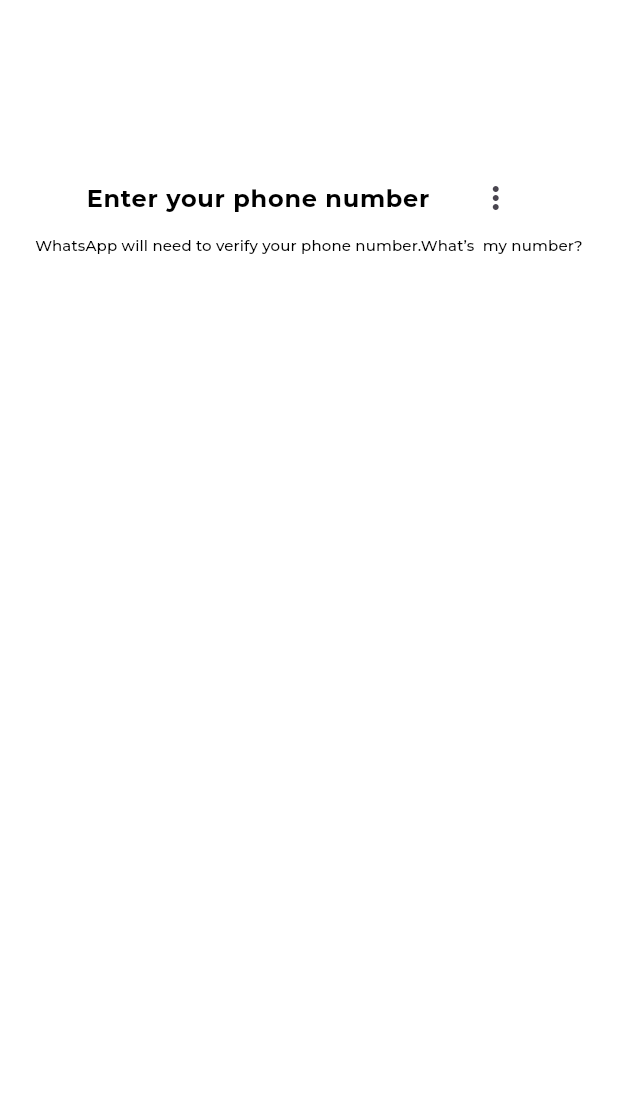
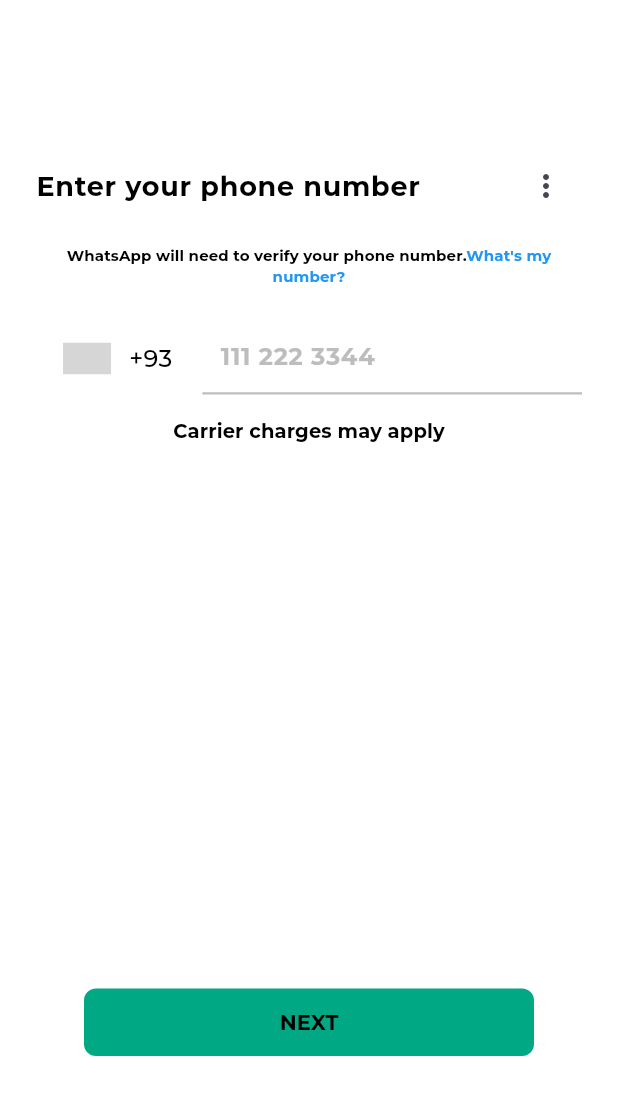
Before and after one commit to waqas1343/whatsapp-ui, a Flutter app: the screen it shows after launch, on a phone screen of 412 x 824 dp. Shown: the top 1095 px of the screen. Run offline on Flutter 3.47's test engine with Material 3 defaults, Android fonts, the light colour scheme and no system bars; drawn by our look-alikes of intl_phone_number_input; our stand-ins replace sizer; grey boxes are pictures that could not be loaded.

Commit message:
phone number

```diff
--- a/lib/core/utils/text_theme/text_theme.dart
+++ b/lib/core/utils/text_theme/text_theme.dart
@@ -52,7 +52,7 @@
         ),
         titleSmall: const TextStyle(
           fontSize: 10.0,
-          fontWeight: FontWeight.w500,
+          fontWeight: FontWeight.w600,
           color: AppColors.blackTextClr,
         ),
 
--- a/lib/screens/auth/phone_number_screen/phone_number_screen.dart
+++ b/lib/screens/auth/phone_number_screen/phone_number_screen.dart
@@ -1,6 +1,8 @@
 import 'package:flutter/material.dart';
+import 'package:intl_phone_number_input/intl_phone_number_input.dart';
 import 'package:medichat/core/constant/custom_text/custom_text.dart';
 import 'package:medichat/core/utils/color_utils/app_colors.dart';
+import 'package:medichat/core/utils/custom_button/custom_button.dart';
 
 class PhoneNumberScreen extends StatelessWidget {
   const PhoneNumberScreen({super.key});
@@ -12,24 +14,34 @@
     return Scaffold(
       body: SafeArea(
         child: Padding(
-          padding: const EdgeInsets.all(8.0),
+          padding: const EdgeInsets.symmetric(horizontal: 24.0),
           child: Column(
+            crossAxisAlignment: CrossAxisAlignment.center,
             children: [
               SizedBox(height: 100),
+
               Row(
-                mainAxisAlignment: MainAxisAlignment.center,
-                crossAxisAlignment: CrossAxisAlignment.center,
+                mainAxisAlignment: MainAxisAlignment.spaceBetween,
                 children: [
                   CustomText(
                     text: 'Enter your phone number',
-                    style: apptextTheme.bodyLarge,
+                    style: apptextTheme.bodyLarge?.copyWith(
+                      fontSize: 18,
+                      fontWeight: FontWeight.w600,
                     ),
-                  SizedBox(width: 20),
-                  IconButton(onPressed: () {}, icon: Icon(Icons.more_vert)),
+                  ),
+                  IconButton(
+                    onPressed: () {},
+                    icon: const Icon(Icons.more_vert),
+                  ),
                 ],
               ),
-              RichText(
-                selectionColor: AppColors.blackTextClr,
+
+              SizedBox(height: 15),
+
+              Padding(
+                padding: const EdgeInsets.symmetric(horizontal: 12.0),
+                child: RichText(
                   textAlign: TextAlign.center,
                   text: TextSpan(
                     style: TextStyle(color: AppColors.blackTextClr),
@@ -39,13 +51,81 @@
                         style: apptextTheme.titleSmall,
                       ),
                       TextSpan(
-                      text: "What’s  my number?",
+                        text: "What's my number?",
                         style: apptextTheme.titleSmall?.copyWith(
-                        color: AppColors.blackTextClr,
+                          color: Colors.blue,
+                          fontWeight: FontWeight.w600,
                         ),
                       ),
                     ],
                   ),
+                ),
+              ),
+
+              SizedBox(height: 20),
+
+              SizedBox(
+                width: double.infinity,
+                child: InternationalPhoneNumberInput(
+                  onInputChanged: (value) {},
+                  selectorConfig: SelectorConfig(
+                    leadingPadding: 10,
+                    showFlags: true,
+                    trailingSpace: false,
+                    useBottomSheetSafeArea: true,
+                    selectorType: PhoneInputSelectorType.BOTTOM_SHEET,
+                    setSelectorButtonAsPrefixIcon: false,
+                  ),
+                  initialValue: PhoneNumber(),
+                  ignoreBlank: true,
+                  textStyle: TextStyle(fontSize: 16, color: Colors.black),
+                  inputDecoration: InputDecoration(
+                    isDense: true,
+                    contentPadding: EdgeInsets.symmetric(
+                      vertical: 14,
+                      horizontal: 12,
+                    ),
+                    hintText: "111 222 3344",
+                    hintStyle: TextStyle(
+                      fontSize: 16,
+                      color: Colors.grey.shade400,
+                    ),
+                    border: UnderlineInputBorder(
+                      borderSide: BorderSide(
+                        color: Colors.grey.shade400,
+                        width: 1.5,
+                      ),
+                    ),
+                    enabledBorder: UnderlineInputBorder(
+                      borderSide: BorderSide(
+                        color: Colors.grey.shade400,
+                        width: 1.5,
+                      ),
+                    ),
+                    focusedBorder: UnderlineInputBorder(
+                      borderSide: BorderSide(color: Colors.blue, width: 2),
+                    ),
+                  ),
+                  selectorTextStyle: TextStyle(
+                    fontSize: 16,
+                    color: Colors.black,
+                  ),
+                ),
+              ),
+
+              SizedBox(height: 15),
+
+              Center(
+                child: CustomText(
+                  text: 'Carrier charges may apply',
+                  style: apptextTheme.titleSmall?.copyWith(fontSize: 13),
+                ),
+              ),
+              Spacer(),
+
+              Padding(
+                padding: const EdgeInsets.only(bottom: 120.0),
+                child: CustomButton(text: 'NEXT', onPressed: () {}),
               ),
             ],
           ),
--- a/pubspec.yaml
+++ b/pubspec.yaml
@@ -36,6 +36,7 @@
   cupertino_icons: ^1.0.8
   sizer: ^3.0.5
   provider: ^6.1.2
+  intl_phone_number_input: ^0.7.4
 
 dev_dependencies:
   flutter_test:
```
Also changed, not shown: pubspec.lock. Lines whose indentation alone changed are shown as unchanged.
